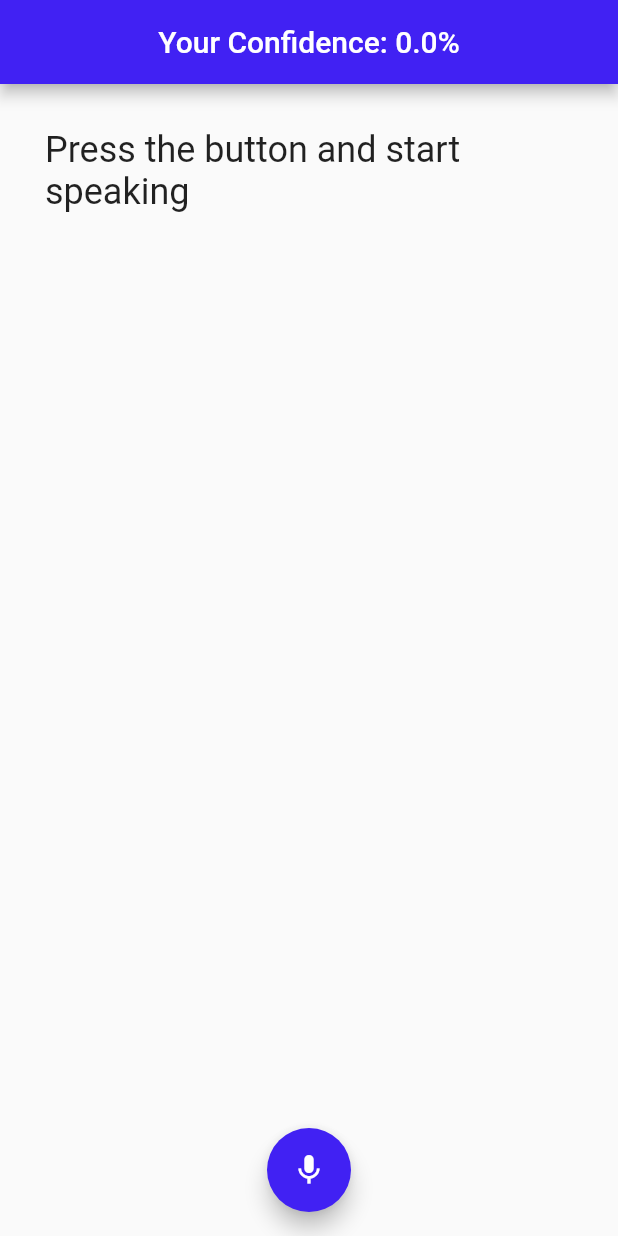
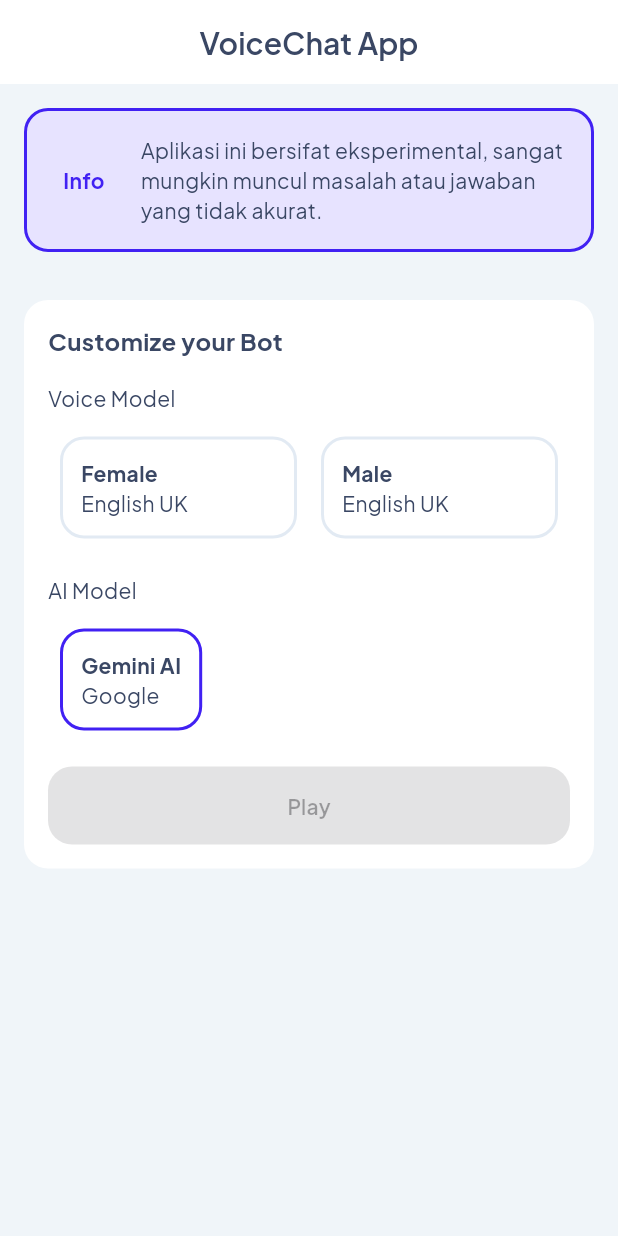
Before and after one commit to mikirinkode/latihspeaking, a Flutter app: the screen it shows after launch, on a phone screen of 412 x 824 dp. Run offline on Flutter 3.47's test engine with Material 3 defaults, Android fonts, the phone set to English and light mode, and no system bars; drawn by our look-alikes of avatar_glow; our stand-ins replace firebase_core, flutter_gemini, flutter_tts, get, google_fonts, loading_animation_widget and 1 more; accounts and stored records are empty.

Commit message:
feat: add voice selection

```diff
--- /dev/null
+++ b/lib/app/core/theme/app_color.dart
@@ -0,0 +1,22 @@
+import 'package:flutter/material.dart';
+
+class AppColor {
+  static const PRIMARY = Color.fromARGB(255, 65, 33, 243);
+  static const PRIMARY_100 = Color.fromARGB(255, 231, 227, 255);
+  static const PRIMARY_200 = Color.fromARGB(255, 210, 202, 255);
+  static const PRIMARY_500 = Color.fromARGB(255, 65, 33, 243);
+  static const INFO_100 = Color(0xFFB0F0F4);
+  static const INFO_700 = Color(0xFF00949B);
+  static const WARNING_100 = Color(0xFFFBDDB2);
+  static const WARNING_600 = Color(0xFFDC8306);
+  static const DANGER_100 = Color(0xFFE7B9B9);
+  static const DANGER_500 = Color(0xFFB21C1C);
+  static const SUCCESS_100 = Color(0xFFD8EEB4);
+  static const SUCCESS_700 = Color(0xFF5B8F09);
+  static const NEUTRAL_100 = Color(0xFFF0F5F9);
+  static const NEUTRAL_200 = Color(0xFFE2EAF3);
+  static const NEUTRAL_400 = Color(0xFFA2ABBA);
+  static const NEUTRAL_500 = Color(0xFF747D8C);
+  static const NEUTRAL_700 = Color(0xFF3A4764);
+  static const NEUTRAL_800 = Color(0xFF253051);
+}
--- /dev/null
+++ b/lib/app/core/theme/app_theme.dart
@@ -0,0 +1,51 @@
+import 'package:flutter/material.dart';
+import 'package:google_fonts/google_fonts.dart';
+import 'package:voicechat/app/core/theme/app_color.dart';
+
+ThemeData lightTheme() {
+  return ThemeData(
+    colorScheme: ColorScheme.fromSeed(
+      seedColor: AppColor.PRIMARY,
+    ),
+    scaffoldBackgroundColor: AppColor.NEUTRAL_100,
+    useMaterial3: true,
+    textTheme: GoogleFonts.plusJakartaSansTextTheme().apply(
+      bodyColor: AppColor.NEUTRAL_700,
+    ),
+    appBarTheme: AppBarTheme(
+      backgroundColor: Colors.white,
+      elevation: 0,
+      iconTheme: const IconThemeData(
+        color: AppColor.NEUTRAL_700,
+      ),
+      titleTextStyle: GoogleFonts.plusJakartaSans(
+        color: AppColor.NEUTRAL_700,
+        fontWeight: FontWeight.w600,
+        fontSize: 20,
+      ),
+      titleSpacing: 16,
+      centerTitle: false,
+      scrolledUnderElevation: 0,
+    ),
+    floatingActionButtonTheme: const FloatingActionButtonThemeData(
+      backgroundColor: AppColor.PRIMARY,
+      foregroundColor: Colors.white,
+      shape: CircleBorder(),
+      elevation: 0,
+    ),
+    inputDecorationTheme: InputDecorationTheme(
+      border: OutlineInputBorder(
+        borderRadius: BorderRadius.circular(8),
+      ),
+      enabledBorder: OutlineInputBorder(
+        borderRadius: BorderRadius.circular(8),
+        borderSide: const BorderSide(
+          color: AppColor.NEUTRAL_200,
+          width: 1.5,
+        ),
+      ),
+      filled: true,
+      fillColor: Colors.white,
+    ),
+  );
+}
--- /dev/null
+++ b/lib/app/global_widgets/button_widget.dart
@@ -0,0 +1,75 @@
+import 'package:flutter/material.dart';
+import 'package:voicechat/app/core/theme/app_color.dart';
+
+class PrimaryButton extends StatelessWidget {
+  final String text;
+  final Function()? onPressed;
+  final bool enabled;
+
+  const PrimaryButton({
+    Key? key,
+    required this.text,
+    required this.onPressed,
+    this.enabled = true,
+  }) : super(key: key);
+
+  @override
+  Widget build(BuildContext context) {
+    return FilledButton(
+      onPressed: enabled ? onPressed : null,
+      style: FilledButton.styleFrom(
+        backgroundColor: enabled ? AppColor.PRIMARY_500 : AppColor.NEUTRAL_200,
+        shape: RoundedRectangleBorder(
+          borderRadius: BorderRadius.circular(16),
+        ),
+      ),
+      child: Padding(
+        padding: const EdgeInsets.all(16.0),
+        child: Text(
+          text,
+          style: const TextStyle(
+            fontSize: 14,
+            fontWeight: FontWeight.w600,
+          ),
+        ),
+      ),
+    );
+  }
+}
+
+class SecondaryButton extends StatelessWidget {
+  final String text;
+  final Function() onPressed;
+
+  const SecondaryButton({
+    Key? key,
+    required this.text,
+    required this.onPressed,
+  }) : super(key: key);
+
+  @override
+  Widget build(BuildContext context) {
+    return OutlinedButton(
+      onPressed: onPressed,
+      style: TextButton.styleFrom(
+        shape: RoundedRectangleBorder(
+          borderRadius: BorderRadius.circular(8),
+          side: const BorderSide(
+            color: AppColor.NEUTRAL_700,
+          ),
+        ),
+      ),
+      child: Padding(
+        padding: const EdgeInsets.all(16.0),
+        child: Text(
+          text,
+          style: const TextStyle(
+            fontSize: 14,
+            fontWeight: FontWeight.w600,
+            color: AppColor.NEUTRAL_700,
+          ),
+        ),
+      ),
+    );
+  }
+}
--- /dev/null
+++ b/lib/app/modules/home/controllers/home_controller.dart
@@ -0,0 +1,37 @@
+import 'package:get/get.dart';
+
+class VoiceModel {
+  final String name;
+  final String locale;
+
+  VoiceModel({required this.name, required this.locale});
+
+  static List<VoiceModel> getVoiceList() => [
+        VoiceModel(name: "Female", locale: "English UK"),
+        VoiceModel(name: "Male", locale: "English UK"),
+      ];
+}
+
+class HomeController extends GetxController {
+  final voiceList = VoiceModel.getVoiceList();
+  final selectedVoice = "".obs;
+
+  @override
+  void onInit() {
+    super.onInit();
+  }
+
+  @override
+  void onReady() {
+    super.onReady();
+  }
+
+  @override
+  void onClose() {
+    super.onClose();
+  }
+
+  void changeSelectedVoiceModel(String name) {
+    selectedVoice.value = name;
+  }
+}
--- /dev/null
+++ b/lib/app/modules/home/views/home_view.dart
@@ -0,0 +1,206 @@
+import 'package:flutter/cupertino.dart';
+import 'package:flutter/material.dart';
+import 'package:flutter/widgets.dart';
+
+import 'package:get/get.dart';
+import 'package:voicechat/app/core/theme/app_color.dart';
+import 'package:voicechat/app/global_widgets/button_widget.dart';
+import 'package:voicechat/app/routes/app_pages.dart';
+
+import '../controllers/home_controller.dart';
+
+class HomeView extends GetView<HomeController> {
+  const HomeView({Key? key}) : super(key: key);
+  @override
+  Widget build(BuildContext context) {
+    return Scaffold(
+      appBar: AppBar(
+        // backgroundColor: AppColor.PRIMARY_500,
+        title: const Text('VoiceChat App'),
+        centerTitle: true,
+      ),
+      body: SingleChildScrollView(
+          child: Column(
+        crossAxisAlignment: CrossAxisAlignment.center,
+        children: [
+          Padding(
+            padding: const EdgeInsets.all(16.0),
+            child: Container(
+              decoration: BoxDecoration(
+                  color: AppColor.PRIMARY_100,
+                  border: Border.all(
+                    width: 2,
+                    color: AppColor.PRIMARY_500,
+                  ),
+                  borderRadius: BorderRadius.circular(16)),
+              padding: EdgeInsets.all(16),
+              child: Row(
+                crossAxisAlignment: CrossAxisAlignment.center,
+                children: [
+                  Container(
+                      decoration: BoxDecoration(
+                        color: AppColor.PRIMARY_100,
+                      ),
+                      padding: EdgeInsets.symmetric(horizontal: 8, vertical: 4),
+                      child: Text(
+                        "Info",
+                        style: TextStyle(
+                            color: AppColor.PRIMARY_500,
+                            fontSize: 14,
+                            fontWeight: FontWeight.bold),
+                      )),
+                  SizedBox(
+                    width: 16,
+                  ),
+                  Flexible(
+                    child: Text(
+                        "Aplikasi ini bersifat eksperimental, sangat mungkin muncul masalah atau jawaban yang tidak akurat."),
+                  )
+                ],
+              ),
+            ),
+          ),
+          Padding(
+              padding: const EdgeInsets.all(16.0),
+              child: Obx(
+                () => Container(
+                  decoration: BoxDecoration(
+                      color: Colors.white,
+                      borderRadius: BorderRadius.circular(16)),
+                  padding: EdgeInsets.all(16),
+                  child: Column(
+                    crossAxisAlignment: CrossAxisAlignment.start,
+                    children: [
+                      Text(
+                        "Customize your Bot",
+                        style: TextStyle(
+                            fontSize: 16, fontWeight: FontWeight.bold),
+                      ),
+                      const SizedBox(
+                        height: 16,
+                      ),
+                      const Text(
+                        "Voice Model",
+                      ),
+                      const SizedBox(
+                        height: 8,
+                      ),
+                      Row(
+                          mainAxisAlignment: MainAxisAlignment.spaceBetween,
+                          mainAxisSize: MainAxisSize.max,
+                          children: controller.voiceList
+                              .map((e) => Expanded(
+                                      child: VoiceCard(
+                                    name: e.name,
+                                    locale: e.locale,
+                                    isSelected: e.name ==
+                                        controller.selectedVoice.value,
+                                    onCardTapped: () {
+                                      controller
+                                          .changeSelectedVoiceModel(e.name);
+                                    },
+                                  )))
+                              .toList()),
+                      const SizedBox(
+                        height: 16,
+                      ),
+                      const Text(
+                        "AI Model",
+                      ),
+                      const SizedBox(
+                        height: 8,
+                      ),
+                      VoiceCard(
+                          name: "Gemini AI",
+                          locale: "Google",
+                          isSelected: true,
+                          onCardTapped: () {}),
+                      const SizedBox(
+                        height: 16,
+                      ),
+                      SizedBox(
+                        width: double.infinity,
+                        child: PrimaryButton(
+                            text: "Play",
+                            enabled: controller.selectedVoice.isNotEmpty,
+                            onPressed: () {
+                              Get.toNamed(Routes.VOICE_CHAT, arguments: {
+                                "VOICE_MODEL":
+                                controller.selectedVoice.value
+                              });
+                            }),
+                      )
+                    ],
+                  ),
+                ),
+              )),
+        ],
+      )),
+    );
+  }
+}
+
+class VoiceCard extends StatelessWidget {
+  final String name;
+  final String locale;
+  final bool isSelected;
+  final Function() onCardTapped;
+
+  const VoiceCard(
+      {required this.name,
+      required this.locale,
+      required this.isSelected,
+      required this.onCardTapped,
+      super.key});
+
+  @override
+  Widget build(BuildContext context) {
+    return GestureDetector(
+      onTap: onCardTapped,
+      child: Padding(
+        padding: const EdgeInsets.all(8.0),
+        child: Container(
+          decoration: BoxDecoration(
+              color: Colors.white,
+              border: Border.all(
+                  width: 2,
+                  color:
+                      isSelected ? AppColor.PRIMARY_500 : AppColor.NEUTRAL_200),
+              borderRadius: BorderRadius.circular(16)),
+          padding: EdgeInsets.all(12),
+          child: Column(
+            crossAxisAlignment: CrossAxisAlignment.start,
+            children: [
+              Text(
+                name,
+                style: TextStyle(fontWeight: FontWeight.bold),
+              ),
+              Text(locale)
+            ],
+          ),
+        ),
+      ),
+    );
+  }
+}
+
+class CustomChip extends StatelessWidget {
+  final String title;
+  const CustomChip({required this.title, super.key});
+
+  @override
+  Widget build(BuildContext context) {
+    return Container(
+      decoration: BoxDecoration(
+          color: AppColor.PRIMARY_100, borderRadius: BorderRadius.circular(16)),
+      padding: EdgeInsets.all(16),
+      child: Text(
+        title,
+        style: const TextStyle(
+            color: AppColor.PRIMARY_500,
+            fontSize: 16,
+            fontWeight: FontWeight.bold),
+      ),
+    );
+  }
+}
--- a/lib/app/modules/voice_chat/controllers/voice_chat_controller.dart
+++ b/lib/app/modules/voice_chat/controllers/voice_chat_controller.dart
@@ -21,6 +21,7 @@ class VoiceChatController extends GetxController {
 
   final _messageId = 0.obs;
   final messages = <Content>[].obs;
+  final selectedVoice = "".obs;
 
   /// Object
   late SpeechToText _speech;
@@ -30,11 +31,16 @@ class VoiceChatController extends GetxController {
   @override
   void onInit() {
     super.onInit();
-
+    selectedVoice(("Male"));
     _speech = SpeechToText();
     _gemini = Gemini.instance;
     _tts = FlutterTts();
-    _tts.setVoice({"name": "Google UK English Female", "locale": "en-GB"});
+
+    if (selectedVoice.value == "Male") {
+      _tts.setVoice({"name": "Google UK English Male", "locale": "en-GB"});
+    } else {
+      _tts.setVoice({"name": "Google UK English Female", "locale": "en-GB"});
+    }
     _tts.setErrorHandler((message) {
       print("onStatus: tts error: $message");
     });
--- a/lib/app/modules/voice_chat/views/voice_chat_view.dart
+++ b/lib/app/modules/voice_chat/views/voice_chat_view.dart
@@ -2,6 +2,9 @@ import 'package:avatar_glow/avatar_glow.dart';
 import 'package:flutter/material.dart';
 
 import 'package:get/get.dart';
+import 'package:loading_animation_widget/loading_animation_widget.dart';
+import 'package:voicechat/app/core/theme/app_color.dart';
+import 'package:voicechat/app/modules/voice_chat/widgets/chat_widget.dart';
 
 import '../controllers/voice_chat_controller.dart';
 
@@ -12,7 +15,6 @@ class VoiceChatView extends GetView<VoiceChatController> {
     return Obx(
       () => Scaffold(
         appBar: AppBar(
-          backgroundColor: Theme.of(context).primaryColor,
           centerTitle: true,
           title: Text(
               "Your Confidence: ${(controller.confidence * 100.0).toStringAsFixed(1)}%"),
@@ -33,77 +35,45 @@ class VoiceChatView extends GetView<VoiceChatController> {
               foregroundColor: Colors.white,
               child: Icon(controller.isListening ? Icons.stop : Icons.mic),
             )),
-        body: SingleChildScrollView(
+        body: controller.messages.isEmpty && !controller.isListening
+            ? Center(
+              child: Text(controller.text,
+                  style: TextStyle(fontSize: 24, fontWeight: FontWeight.w400)),
+            )
+            : SingleChildScrollView(
                 reverse: true,
                 child: Container(
-            padding: const EdgeInsets.fromLTRB(30.0, 30.0, 30.0, 150.0),
+                  padding: const EdgeInsets.fromLTRB(16.0, 0, 16, 150.0),
                   child: Column(
                     children: [
                       Column(
                         children: controller.messages.map((e) {
                           var isUser = e.role == "user";
-                    return Padding(
-                      padding: EdgeInsets.only(
-                          top: 16,
-                          right: isUser ? 0 : 64,
-                          left: isUser ? 64 : 0),
-                      child: Align(
-                        alignment: isUser
-                            ? Alignment.centerRight
-                            : Alignment.centerLeft,
-                        child: Container(
-                          decoration: BoxDecoration(
-                              color: isUser
-                                  ? Color.fromARGB(255, 65, 33, 243)
-                                  : Color.fromARGB(255, 232, 234, 255)),
-                          padding: const EdgeInsets.all(16.0),
-                          child: Text(e.parts?.first.text ?? "",
-                              style: TextStyle(
-                                  color: isUser ? Colors.white : Colors.black,
-                                  fontSize: 24,
-                                  fontWeight: FontWeight.w400)),
-                        ),
-                      ),
-                    );
+                          return ChatWidget(
+                              message: e.parts?.first.text ?? "",
+                              isUser: isUser);
                         }).toList(),
                       ),
-                controller.messages.isEmpty && !controller.isListening
-                    ? Text(controller.text,
-                        style: TextStyle(
-                            fontSize: 24, fontWeight: FontWeight.w400))
-                    : Container(),
                       controller.isListening
-                    ? Padding(
-                        padding: EdgeInsets.only(top: 16, right: 0, left: 64),
-                        child: Align(
-                          alignment: Alignment.centerRight,
-                          child: Container(
-                            decoration: BoxDecoration(
-                                color: Color.fromARGB(255, 65, 33, 243)),
-                            padding: const EdgeInsets.all(16.0),
-                            child: Text(controller.text,
-                                style: TextStyle(
-                                    color: Colors.white,
-                                    fontSize: 24,
-                                    fontWeight: FontWeight.w400)),
-                          ),
-                        ),
+                          ? ChatWidget(
+                              isUser: true,
+                              message: controller.text,
                             )
                           : Container(),
                       controller.isGeneratingResponse
                           ? Padding(
-                        padding: EdgeInsets.only(top: 16, right: 64, left: 0),
+                              padding:
+                                  EdgeInsets.only(top: 16, right: 64, left: 0),
                               child: Align(
                                 alignment: Alignment.centerLeft,
                                 child: Container(
                                   decoration: BoxDecoration(
-                                color: Color.fromARGB(255, 232, 234, 255)),
-                            padding: const EdgeInsets.all(16.0),
-                            child: Text(controller.response,
-                                style: TextStyle(
-                                    color: Colors.black,
-                                    fontSize: 24,
-                                    fontWeight: FontWeight.w400)),
+                                      borderRadius: BorderRadius.circular(16),
+                                      color: AppColor.PRIMARY_100),
+                                  padding: const EdgeInsets.symmetric(
+                                      horizontal: 8, vertical: 4),
+                                  child: LoadingAnimationWidget.waveDots(
+                                      color: AppColor.PRIMARY_500, size: 24),
                                 ),
                               ),
                             )
--- a/lib/app/routes/app_pages.dart
+++ b/lib/app/routes/app_pages.dart
@@ -1,5 +1,7 @@
 import 'package:get/get.dart';
 
+import '../modules/home/bindings/home_binding.dart';
+import '../modules/home/views/home_view.dart';
 import '../modules/voice_chat/bindings/voice_chat_binding.dart';
 import '../modules/voice_chat/views/voice_chat_view.dart';
 
@@ -8,7 +10,7 @@ part 'app_routes.dart';
 class AppPages {
   AppPages._();
 
-  static const INITIAL = Routes.VOICE_CHAT;
+  static const INITIAL = Routes.HOME;
 
   static final routes = [
     GetPage(
@@ -16,5 +18,10 @@ class AppPages {
       page: () => const VoiceChatView(),
       binding: VoiceChatBinding(),
     ),
+    GetPage(
+      name: _Paths.HOME,
+      page: () => const HomeView(),
+      binding: HomeBinding(),
+    ),
   ];
 }
--- a/lib/app/routes/app_routes.dart
+++ b/lib/app/routes/app_routes.dart
@@ -4,9 +4,11 @@ part of 'app_pages.dart';
 abstract class Routes {
   Routes._();
   static const VOICE_CHAT = _Paths.VOICE_CHAT;
+  static const HOME = _Paths.HOME;
 }
 
 abstract class _Paths {
   _Paths._();
   static const VOICE_CHAT = '/voice-chat';
+  static const HOME = '/home';
 }
--- a/lib/main.dart
+++ b/lib/main.dart
@@ -1,8 +1,11 @@
 import 'package:firebase_core/firebase_core.dart';
+import 'package:flutter/foundation.dart';
 import 'package:flutter/material.dart';
 import 'package:flutter_gemini/flutter_gemini.dart';
 import 'package:get/get_navigation/src/root/get_material_app.dart';
 import 'package:get/get_navigation/src/routes/transitions_type.dart';
+import 'package:voicechat/app/core/theme/app_color.dart';
+import 'package:voicechat/app/core/theme/app_theme.dart';
 
 import 'package:voicechat/app/routes/app_pages.dart';
 import 'package:voicechat/constants.dart';
@@ -25,16 +28,21 @@ class MyApp extends StatelessWidget {
   // This widget is the root of your application.
   @override
   Widget build(BuildContext context) {
-    return GetMaterialApp(
-      title: "VoiceChat",
-      initialRoute: AppPages.INITIAL,
-      getPages: AppPages.routes,
-      debugShowCheckedModeBanner: false,
-      theme: ThemeData(
-        primaryColor: const Color.fromARGB(255, 65, 33, 243),
-        useMaterial3: false,
+    return Container(
+      color: AppColor.NEUTRAL_200,
+      child: Center(
+        child: SizedBox(
+          width: kIsWeb ? 480 : double.infinity,
+          child: GetMaterialApp(
+            title: "VoiceChat",
+            initialRoute: AppPages.INITIAL,
+            getPages: AppPages.routes,
+            debugShowCheckedModeBanner: false,
+            theme: lightTheme(),
+            defaultTransition: Transition.cupertino,
+          ),
+        ),
       ),
-      defaultTransition: Transition.cupertino,
     );
   }
 }
--- a/pubspec.yaml
+++ b/pubspec.yaml
@@ -46,6 +46,8 @@ dependencies:
   flutter_tts: ^4.0.2
   get: ^4.6.6
   firebase_core: ^3.0.0
+  google_fonts: ^6.1.0
+  loading_animation_widget: ^1.2.1
 
 dev_dependencies:
   flutter_test:
```
Also changed, not shown: lib/app/modules/home/bindings/home_binding.dart (added, +12 -0 lines), lib/app/modules/voice_chat/widgets/chat_widget.dart (added, +33 -0 lines), pubspec.lock. Lines whose indentation alone changed are shown as unchanged.
